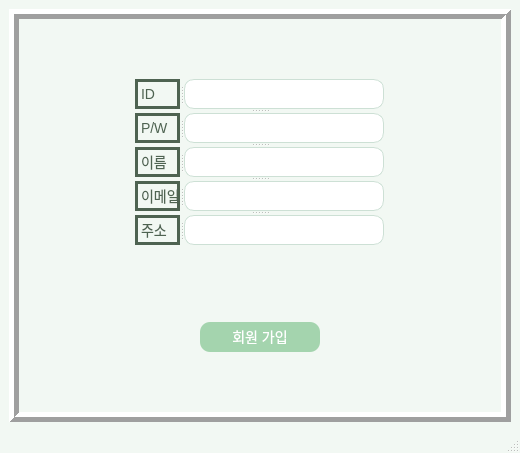
Old version of the form Client/views/JoinMemberMainWindow.ui in the repository hong000321/3rd_mini_PlantServant.
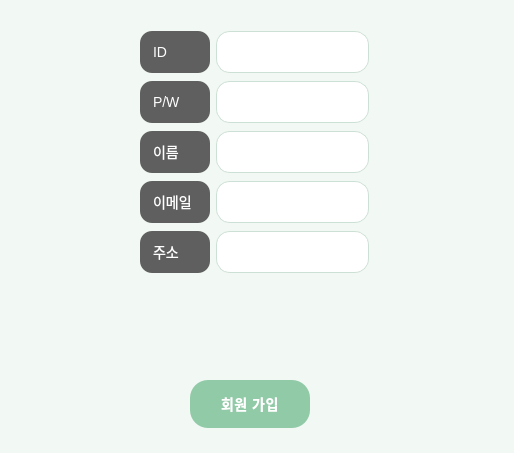
New version of the form.

Patch:
```diff
--- a/Client/views/JoinMemberMainWindow.ui
+++ b/Client/views/JoinMemberMainWindow.ui
@@ -6,25 +6,102 @@
    <rect>
     <x>0</x>
     <y>0</y>
-    <width>520</width>
+    <width>514</width>
     <height>453</height>
    </rect>
   </property>
   <property name="windowTitle">
    <string>JoinMemberMainWindow</string>
   </property>
+  <property name="styleSheet">
+   <string notr="true">
+QMainWindow {
+    background-color: #f2f8f3;
+    font-family: &quot;Segoe UI&quot;, &quot;Malgun Gothic&quot;, sans-serif;
+    border: none;
+}
+
+QWidget {
+    border: none;
+}
+
+QLineEdit {
+    background-color: #ffffff;
+    border: 1px solid #cde0d5;
+    border-radius: 14px;
+    padding: 6px 12px;
+    font-size: 14px;
+    min-height: 28px;
+}
+
+QLineEdit:focus {
+    border: 1px solid #88c999;
+    background-color: #fafffb;
+}
+
+QPushButton {
+    background-color: #90caa7;
+    border: none;
+    border-radius: 18px;
+    padding: 8px 18px;
+    font-size: 14px;
+    color: #ffffff;
+    font-weight: bold;
+    letter-spacing: 0.5px;
+    min-height: 32px;
+}
+
+QPushButton:hover {
+    background-color: #7ab894;
+}
+
+QLabel {
+    background-color: #5f5f5f;
+    color: #ffffff;
+    font-size: 14px;
+    border-radius: 12px;
+    padding: 6px 10px;
+    min-width: 50px;
+    min-height: 28px;
+    qproperty-alignment: AlignCenter;
+    border: none;
+}
+</string>
+  </property>
   <widget class="QWidget" name="centralwidget">
-   <layout class="QGridLayout" name="gridLayout">
-    <item row="0" column="0">
-     <widget class="QFrame" name="frame">
-      <property name="frameShape">
-       <enum>QFrame::Shape::Box</enum>
-      </property>
-      <property name="frameShadow">
-       <enum>QFrame::Shadow::Raised</enum>
-      </property>
-      <property name="lineWidth">
-       <number>5</number>
+   <widget class="QPushButton" name="pushButton_register">
+    <property name="geometry">
+     <rect>
+      <x>190</x>
+      <y>380</y>
+      <width>120</width>
+      <height>48</height>
+     </rect>
+    </property>
+    <property name="minimumSize">
+     <size>
+      <width>120</width>
+      <height>48</height>
+     </size>
+    </property>
+    <property name="maximumSize">
+     <size>
+      <width>90</width>
+      <height>30</height>
+     </size>
+    </property>
+    <property name="text">
+     <string>회원 가입</string>
+    </property>
+   </widget>
+   <widget class="QWidget" name="">
+    <property name="geometry">
+     <rect>
+      <x>140</x>
+      <y>29</y>
+      <width>229</width>
+      <height>246</height>
+     </rect>
       </property>
       <layout class="QVBoxLayout" name="verticalLayout">
        <item>
@@ -33,33 +110,7 @@
        <item>
         <layout class="QHBoxLayout" name="horizontalLayout">
          <item>
-          <widget class="QSplitter" name="splitter_6">
-           <property name="orientation">
-            <enum>Qt::Orientation::Vertical</enum>
-           </property>
-           <widget class="QSplitter" name="splitter">
-            <property name="minimumSize">
-             <size>
-              <width>0</width>
-              <height>30</height>
-             </size>
-            </property>
-            <property name="orientation">
-             <enum>Qt::Orientation::Horizontal</enum>
-            </property>
             <widget class="QLabel" name="label">
-             <property name="minimumSize">
-              <size>
-               <width>45</width>
-               <height>30</height>
-              </size>
-             </property>
-             <property name="maximumSize">
-              <size>
-               <width>45</width>
-               <height>30</height>
-              </size>
-             </property>
              <property name="frameShape">
               <enum>QFrame::Shape::Box</enum>
              </property>
@@ -73,44 +124,16 @@
               <enum>Qt::TextFormat::MarkdownText</enum>
              </property>
             </widget>
-            <widget class="QLineEdit" name="lineEdit_id">
-             <property name="minimumSize">
-              <size>
-               <width>200</width>
-               <height>30</height>
-              </size>
-             </property>
-             <property name="maximumSize">
-              <size>
-               <width>200</width>
-               <height>30</height>
-              </size>
-             </property>
-            </widget>
-           </widget>
-           <widget class="QSplitter" name="splitter_2">
-            <property name="minimumSize">
-             <size>
-              <width>0</width>
-              <height>30</height>
-             </size>
-            </property>
-            <property name="orientation">
-             <enum>Qt::Orientation::Horizontal</enum>
-            </property>
+       </item>
+       <item>
+        <widget class="QLineEdit" name="lineEdit_id"/>
+       </item>
+      </layout>
+     </item>
+     <item>
+      <layout class="QHBoxLayout" name="horizontalLayout_2">
+       <item>
             <widget class="QLabel" name="label_2">
-             <property name="minimumSize">
-              <size>
-               <width>45</width>
-               <height>30</height>
-              </size>
-             </property>
-             <property name="maximumSize">
-              <size>
-               <width>45</width>
-               <height>30</height>
-              </size>
-             </property>
              <property name="frameShape">
               <enum>QFrame::Shape::Box</enum>
              </property>
@@ -124,44 +147,16 @@
               <enum>Qt::TextFormat::MarkdownText</enum>
              </property>
             </widget>
-            <widget class="QLineEdit" name="lineEdit_pw">
-             <property name="minimumSize">
-              <size>
-               <width>200</width>
-               <height>30</height>
-              </size>
-             </property>
-             <property name="maximumSize">
-              <size>
-               <width>200</width>
-               <height>30</height>
-              </size>
-             </property>
-            </widget>
-           </widget>
-           <widget class="QSplitter" name="splitter_3">
-            <property name="minimumSize">
-             <size>
-              <width>0</width>
-              <height>30</height>
-             </size>
-            </property>
-            <property name="orientation">
-             <enum>Qt::Orientation::Horizontal</enum>
-            </property>
+       </item>
+       <item>
+        <widget class="QLineEdit" name="lineEdit_pw"/>
+       </item>
+      </layout>
+     </item>
+     <item>
+      <layout class="QHBoxLayout" name="horizontalLayout_3">
+       <item>
             <widget class="QLabel" name="label_3">
-             <property name="minimumSize">
-              <size>
-               <width>45</width>
-               <height>30</height>
-              </size>
-             </property>
-             <property name="maximumSize">
-              <size>
-               <width>45</width>
-               <height>30</height>
-              </size>
-             </property>
              <property name="frameShape">
               <enum>QFrame::Shape::Box</enum>
              </property>
@@ -175,44 +170,16 @@
               <enum>Qt::TextFormat::MarkdownText</enum>
              </property>
             </widget>
-            <widget class="QLineEdit" name="lineEdit_name">
-             <property name="minimumSize">
-              <size>
-               <width>200</width>
-               <height>30</height>
-              </size>
-             </property>
-             <property name="maximumSize">
-              <size>
-               <width>200</width>
-               <height>30</height>
-              </size>
-             </property>
-            </widget>
-           </widget>
-           <widget class="QSplitter" name="splitter_4">
-            <property name="minimumSize">
-             <size>
-              <width>0</width>
-              <height>30</height>
-             </size>
-            </property>
-            <property name="orientation">
-             <enum>Qt::Orientation::Horizontal</enum>
-            </property>
+       </item>
+       <item>
+        <widget class="QLineEdit" name="lineEdit_name"/>
+       </item>
+      </layout>
+     </item>
+     <item>
+      <layout class="QHBoxLayout" name="horizontalLayout_4">
+       <item>
             <widget class="QLabel" name="label_4">
-             <property name="minimumSize">
-              <size>
-               <width>45</width>
-               <height>30</height>
-              </size>
-             </property>
-             <property name="maximumSize">
-              <size>
-               <width>45</width>
-               <height>30</height>
-              </size>
-             </property>
              <property name="frameShape">
               <enum>QFrame::Shape::Box</enum>
              </property>
@@ -226,44 +193,16 @@
               <enum>Qt::TextFormat::MarkdownText</enum>
              </property>
             </widget>
-            <widget class="QLineEdit" name="lineEdit_email">
-             <property name="minimumSize">
-              <size>
-               <width>200</width>
-               <height>30</height>
-              </size>
-             </property>
-             <property name="maximumSize">
-              <size>
-               <width>200</width>
-               <height>30</height>
-              </size>
-             </property>
-            </widget>
-           </widget>
-           <widget class="QSplitter" name="splitter_5">
-            <property name="minimumSize">
-             <size>
-              <width>0</width>
-              <height>30</height>
-             </size>
-            </property>
-            <property name="orientation">
-             <enum>Qt::Orientation::Horizontal</enum>
-            </property>
+       </item>
+       <item>
+        <widget class="QLineEdit" name="lineEdit_email"/>
+       </item>
+      </layout>
+     </item>
+     <item>
+      <layout class="QHBoxLayout" name="horizontalLayout_5">
+       <item>
             <widget class="QLabel" name="label_5">
-             <property name="minimumSize">
-              <size>
-               <width>45</width>
-               <height>30</height>
-              </size>
-             </property>
-             <property name="maximumSize">
-              <size>
-               <width>45</width>
-               <height>30</height>
-              </size>
-             </property>
              <property name="frameShape">
               <enum>QFrame::Shape::Box</enum>
              </property>
@@ -277,68 +216,14 @@
               <enum>Qt::TextFormat::MarkdownText</enum>
              </property>
             </widget>
-            <widget class="QLineEdit" name="lineEdit_address">
-             <property name="minimumSize">
-              <size>
-               <width>200</width>
-               <height>30</height>
-              </size>
-             </property>
-             <property name="maximumSize">
-              <size>
-               <width>200</width>
-               <height>30</height>
-              </size>
-             </property>
-            </widget>
-           </widget>
-          </widget>
-         </item>
-        </layout>
-       </item>
+       </item>
        <item>
-        <spacer name="verticalSpacer_2">
-         <property name="orientation">
-          <enum>Qt::Orientation::Vertical</enum>
-         </property>
-         <property name="sizeType">
-          <enum>QSizePolicy::Policy::Minimum</enum>
-         </property>
-         <property name="sizeHint" stdset="0">
-          <size>
-           <width>20</width>
-           <height>20</height>
-          </size>
-         </property>
-        </spacer>
+        <widget class="QLineEdit" name="lineEdit_address"/>
        </item>
-       <item>
-        <layout class="QHBoxLayout" name="horizontalLayout_3">
-         <item>
-          <widget class="QPushButton" name="pushButton_register">
-           <property name="minimumSize">
-            <size>
-             <width>120</width>
-             <height>30</height>
-            </size>
-           </property>
-           <property name="maximumSize">
-            <size>
-             <width>90</width>
-             <height>30</height>
-            </size>
-           </property>
-           <property name="text">
-            <string>회원 가입</string>
-           </property>
-          </widget>
-         </item>
         </layout>
        </item>
       </layout>
      </widget>
-    </item>
-   </layout>
   </widget>
   <widget class="QMenuBar" name="menubar">
    <property name="geometry">
@@ -351,46 +236,6 @@
    </property>
   </widget>
   <widget class="QStatusBar" name="statusbar"/>
- 
- <property name="styleSheet">
-  <string notr="true">
-QMainWindow {
-    background-color: #f2f8f3;
-    font-family: "Segoe UI", "Malgun Gothic", sans-serif;
-}
-
-QLineEdit {
-    background-color: #ffffff;
-    border: 1px solid #cde0d5;
-    border-radius: 10px;
-    padding: 6px 12px;
-    font-size: 14px;
-}
-
-QLineEdit:focus {
-    border: 1px solid #88c999;
-    background-color: #fafffb;
-}
-
-QPushButton {
-    background-color: #a4d4ae;
-    border: none;
-    border-radius: 10px;
-    padding: 8px 16px;
-    font-size: 14px;
-    color: #fff;
-}
-
-QPushButton:hover {
-    background-color: #82c198;
-}
-
-QLabel {
-    color: #4e6351;
-    font-size: 14px;
-}
-</string>
- </property>
 </widget>
  <resources/>
  <connections/>
```
Left out of the diff: 7 changed lines with no effect on the pictures. Lines whose indentation alone changed are shown as unchanged.
